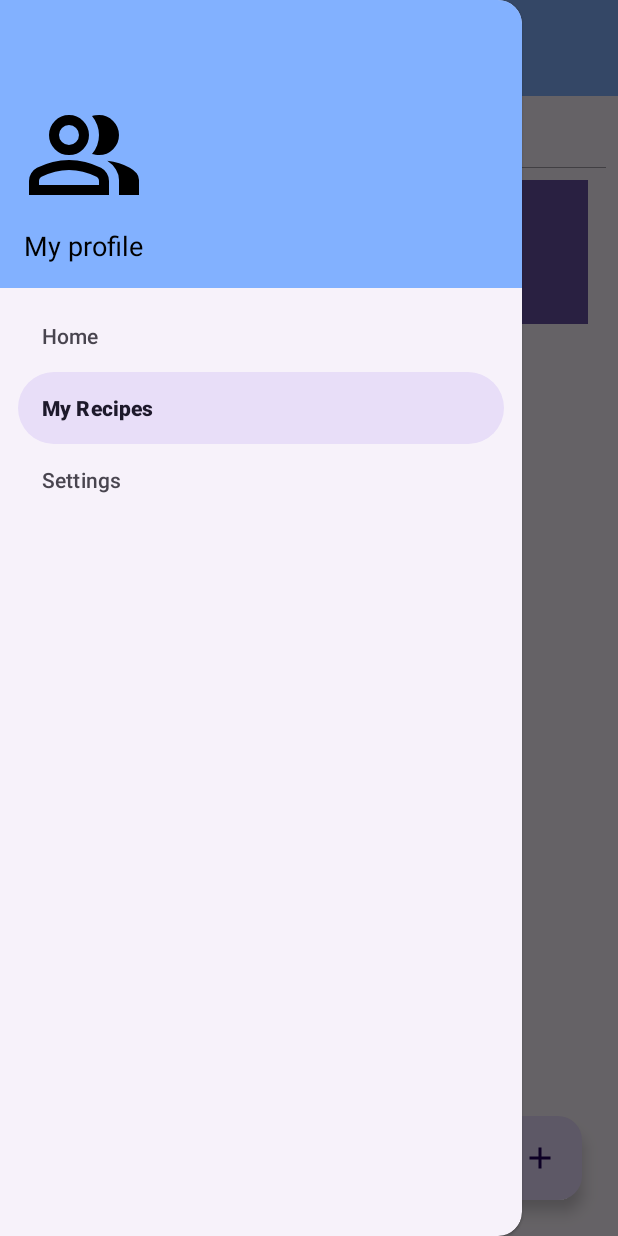
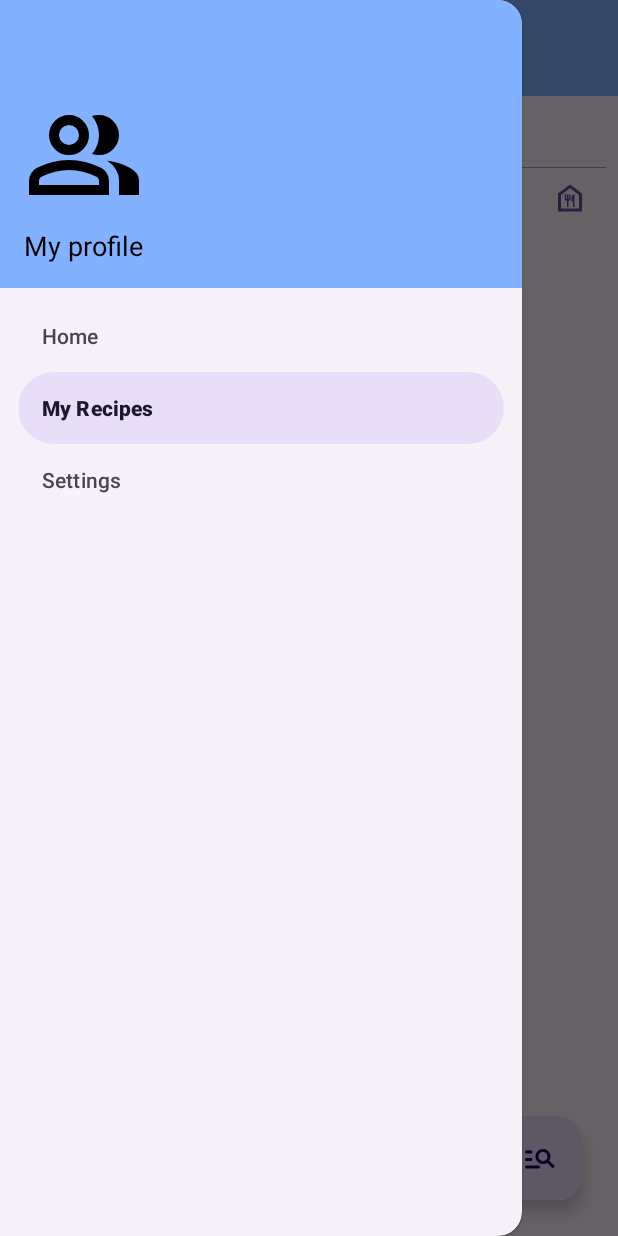
Before and after one commit to tinoLegend03/cookbook_v2, an Android app: the ListFragment screen opened through its navigation route, with the side drawer open, on a phone screen of 412 x 824 dp. Run offline under Robolectric (Android 15) with nearby library versions, the phone set to English and light mode, and no system bars; our stand-ins replace Room's generated code, navigation-ui.

Commit message:
sistemazione icone

```diff
--- a/app/src/main/java/com/project/roomdb_replica_ufficiale/fragments/list/ListFragment.kt
+++ b/app/src/main/java/com/project/roomdb_replica_ufficiale/fragments/list/ListFragment.kt
@@ -155,10 +155,10 @@ class ListFragment : Fragment() {
         binding.toggleFiltersButton.setOnClickListener {
             if (binding.filterCard.visibility == View.GONE) {
                 binding.filterCard.visibility = View.VISIBLE
-                binding.toggleFiltersButton.setImageResource(R.drawable.ic_close1) // ad esempio una X
+                binding.toggleFiltersButton.setImageResource(R.drawable.ic_close) // ad esempio una X
             } else {
                 binding.filterCard.visibility = View.GONE
-                binding.toggleFiltersButton.setImageResource(R.drawable.ic_filter_list1)
+                binding.toggleFiltersButton.setImageResource(R.drawable.ic_filter_list)
             }
         }
 
--- a/app/src/main/res/layout/fragment_list.xml
+++ b/app/src/main/res/layout/fragment_list.xml
@@ -22,7 +22,7 @@
         android:id="@+id/toggleFiltersButton"
         android:layout_width="wrap_content"
         android:layout_height="wrap_content"
-        android:src="@drawable/ic_filter_list1"
+        android:src="@drawable/ic_food"
         android:contentDescription="Filtri"
         app:tint="?attr/colorPrimary"
         android:background="@android:color/transparent"
@@ -142,7 +142,7 @@
         android:layout_marginBottom="24dp"
         android:clickable="true"
         android:focusable="true"
-        android:src="@drawable/ic_add"
+        android:src="@drawable/ic_filter_list"
         android:tint="@android:color/white"
         app:layout_constraintBottom_toBottomOf="parent"
         app:layout_constraintEnd_toEndOf="parent" />
```
